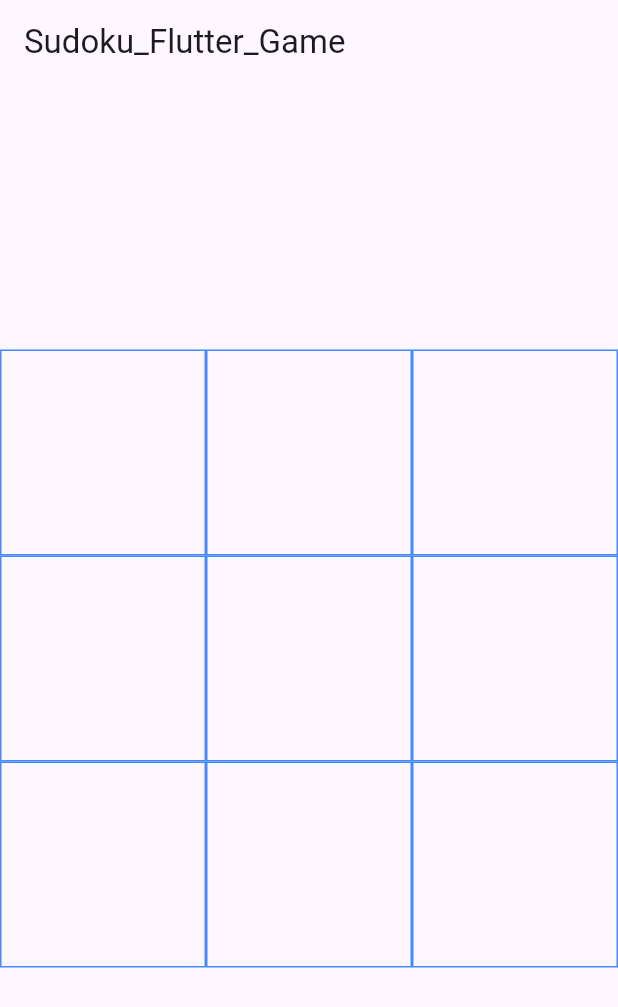
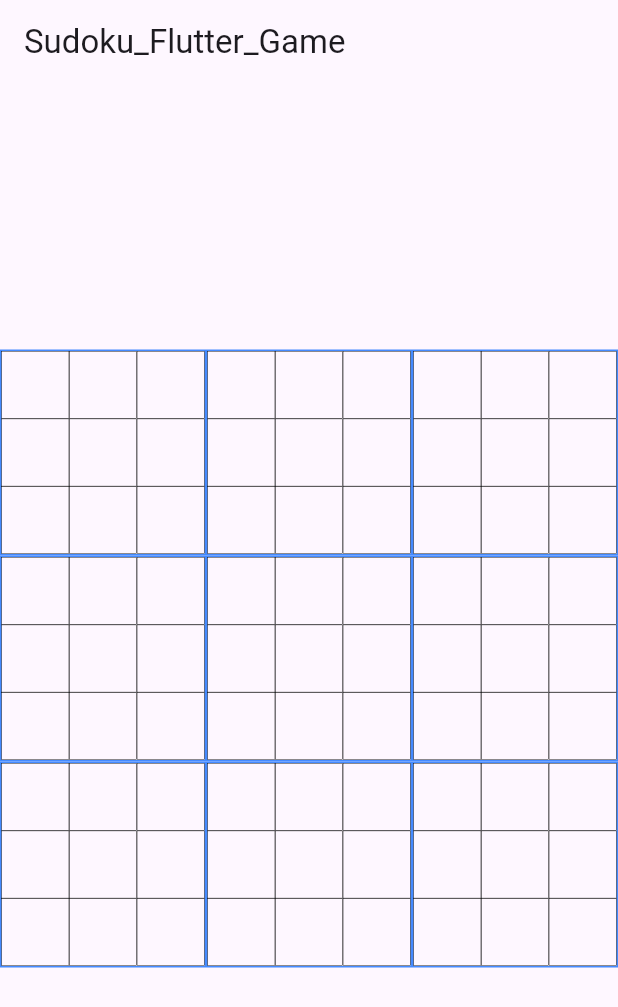
Before and after one commit to CJs0800/Sudoku_Flutter, a Flutter app: the screen it shows after launch, on a phone screen of 412 x 824 dp. Shown: the top 1007 px of the screen. Run offline on Flutter 3.47's test engine with Material 3 defaults, Android fonts, the phone set to English and light mode, and no system bars.

Commit message:
Create internal grid game layout.

```diff
--- a/lib/ExternalGrid.dart
+++ b/lib/ExternalGrid.dart
@@ -1,4 +1,5 @@
 import 'package:flutter/material.dart';
+import 'package:sudoku_starter/InternalGrid.dart';
 
 class Externalgrid extends StatelessWidget {
   const Externalgrid({Key? key, required this.boxSize}) : super(key: key);
@@ -17,6 +18,7 @@ class Externalgrid extends StatelessWidget {
             height: boxSize,
             decoration: BoxDecoration(
                 border: Border.all(color: Colors.blueAccent)),
+            child: Internalgrid(blocRow: blocRow, blocCol: blocCol),
           );
         })
     );
--- /dev/null
+++ b/lib/InternalGrid.dart
@@ -0,0 +1,24 @@
+import 'package:flutter/material.dart';
+
+class Internalgrid extends StatelessWidget{
+  const Internalgrid({Key?key, required this.blocRow, required this.blocCol}) : super(key:key);
+
+  final blocRow;
+  final blocCol;
+
+  @override
+  Widget build(BuildContext context) {
+    return GridView.count(
+      crossAxisCount: 3,
+      children: List.generate(9, (cellIndex) {
+        int globalRow = blocRow * 3 + cellIndex ~/ 3;
+        int globalCol = blocCol * 3 + cellIndex % 3;
+        return Container(
+          decoration: BoxDecoration(
+            border: Border.all(color: Colors.black, width: 0.3),
+          ),
+        );
+      }),
+    );
+  }
+}
```
